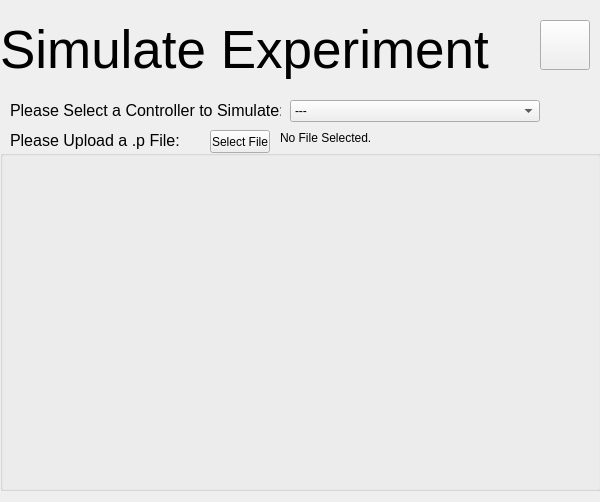
Adam-Tem/vimmsVisualised, file vimmsVisualisedGUI/SimulatePage.ui: the form before one commit.
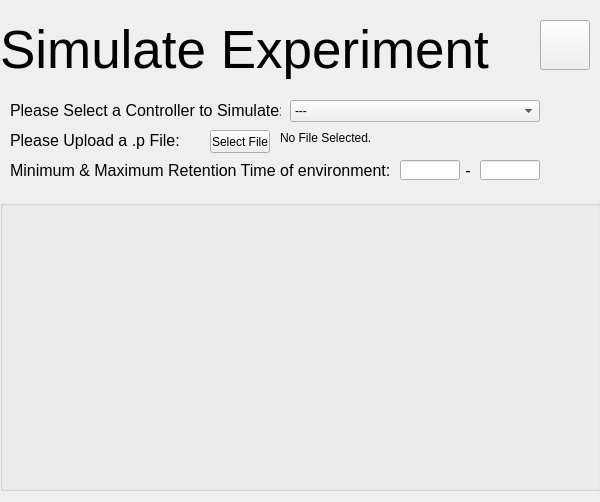
The form after the commit.

```diff
--- a/vimmsVisualisedGUI/SimulatePage.ui
+++ b/vimmsVisualisedGUI/SimulatePage.ui
@@ -218,15 +218,74 @@
    <property name="geometry">
     <rect>
      <x>0</x>
-     <y>150</y>
+     <y>200</y>
      <width>601</width>
-     <height>341</height>
+     <height>291</height>
     </rect>
    </property>
    <property name="title">
     <string/>
    </property>
   </widget>
+  <widget class="QLabel" name="MinRTLabel">
+   <property name="geometry">
+    <rect>
+     <x>10</x>
+     <y>160</y>
+     <width>401</width>
+     <height>21</height>
+    </rect>
+   </property>
+   <property name="font">
+    <font>
+     <pointsize>12</pointsize>
+    </font>
+   </property>
+   <property name="text">
+    <string>Minimum &amp; Maximum Retention Time of environment:</string>
+   </property>
+  </widget>
+  <widget class="QLineEdit" name="min_rt">
+   <property name="geometry">
+    <rect>
+     <x>400</x>
+     <y>160</y>
+     <width>60</width>
+     <height>20</height>
+    </rect>
+   </property>
+  </widget>
+  <widget class="QLineEdit" name="max_rt">
+   <property name="geometry">
+    <rect>
+     <x>480</x>
+     <y>160</y>
+     <width>60</width>
+     <height>20</height>
+    </rect>
+   </property>
+  </widget>
+  <widget class="QLabel" name="rtDash">
+   <property name="geometry">
+    <rect>
+     <x>460</x>
+     <y>160</y>
+     <width>16</width>
+     <height>21</height>
+    </rect>
+   </property>
+   <property name="font">
+    <font>
+     <pointsize>12</pointsize>
+    </font>
+   </property>
+   <property name="text">
+    <string>-</string>
+   </property>
+   <property name="alignment">
+    <set>Qt::AlignCenter</set>
+   </property>
+  </widget>
  </widget>
  <resources/>
  <connections/>
```
